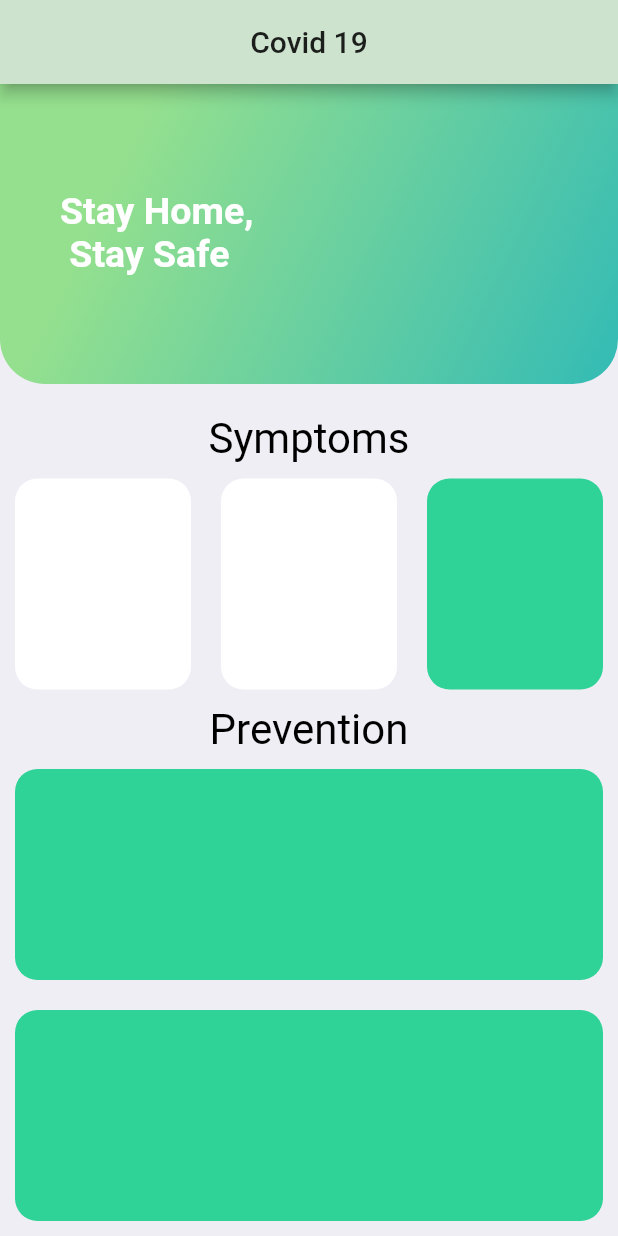
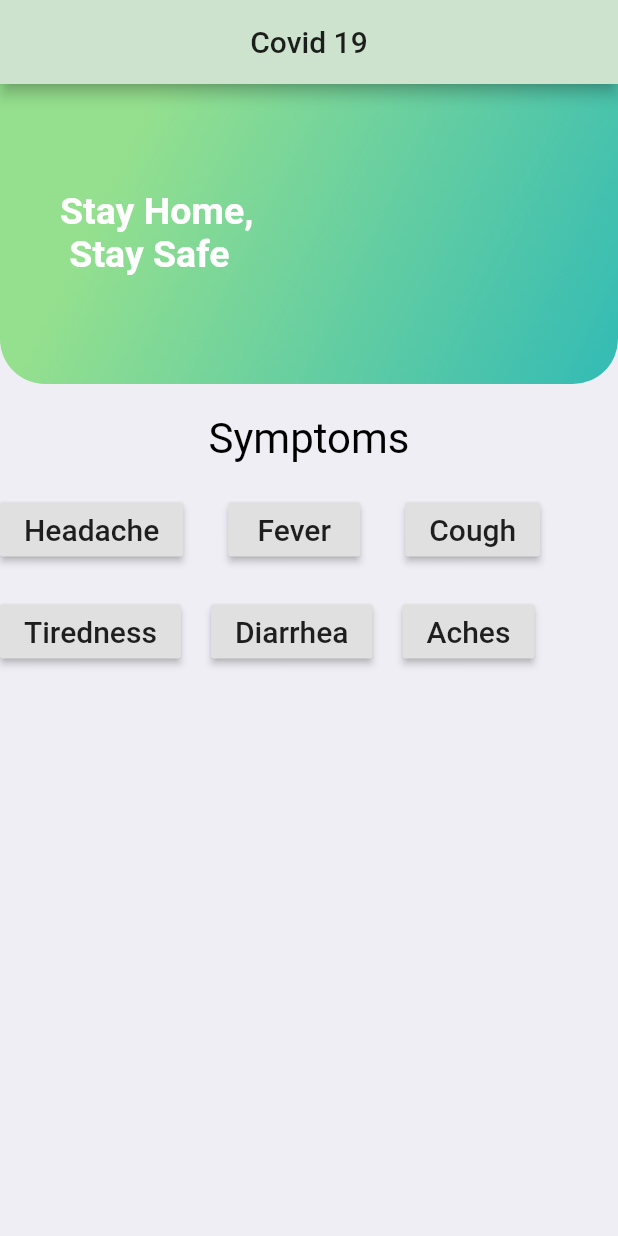
Before and after one commit to FahimMuntashir/Covid19-FlutterUI, a Flutter app: the screen it shows after launch, on a phone screen of 412 x 824 dp. Run offline on Flutter 3.47's test engine with Material 2 defaults, Android fonts, the phone set to English and light mode, and no system bars; Roboto replaces fonts that are missing (Helvetica).

Commit message:
RaisedButton

```diff
--- a/lib/main.dart
+++ b/lib/main.dart
@@ -74,12 +74,13 @@ class _MyHomePageState extends State<MyHomePage> {
                 ),
               ),
             ),
-            Expanded(
-              child: Row(
+            SizedBox(
+              height: 20.0,
+            ),
+            Row(
               children: <Widget>[
-                  Expanded(
-                    child: GestureDetector(
-                      onTap: () {
+                RaisedButton(
+                  onPressed: () {
                     Navigator.push(
                       context,
                       MaterialPageRoute(
@@ -89,52 +90,144 @@ class _MyHomePageState extends State<MyHomePage> {
                       ),
                     );
                   },
-                      child: ReusableCard(
-                        colour: Color(0xFFFFFFFF),
-                        cardChild: Text('hey')
+                  child: Text(
+                    'Headache',
+                    style: TextStyle(fontSize: 20.0),
+                  ),
+                ),
+                SizedBox(
+                  width: 30.0,
+                ),
+                RaisedButton(
+                  onPressed: () {},
+                  child: Text(
+                    'Fever',
+                    style: TextStyle(fontSize: 20.0),
+                  ),
+                ),
+                SizedBox(
+                  width: 30.0,
+                ),
+                RaisedButton(
+                  onPressed: () {},
+                  child: Text(
+                    'Cough',
+                    style: TextStyle(fontSize: 20.0),
+                  ),
+                ),
+              ],
+            ),
+            SizedBox(
+              height: 20.0,
+            ),
+            Row(
+              children: <Widget>[
+                RaisedButton(
+                  onPressed: (){
+
+                  },
+                  child: Text(
+                    'Tiredness',
+                    style: TextStyle(
+                      fontSize: 20.0,
                     ),
                   ),
                 ),
-                  Expanded(
-                    child: ReusableCard(
-                      colour: Color(0xFFFFFFFF),
-                      cardChild: Container(
+                SizedBox(
+                  width: 20.0,
+                ),
+
+                RaisedButton(
+                  onPressed: (){
+
+                  },
                   child: Text(
-                          'hey',
-                          style: TextStyle(color: Colors.black),
+                    'Diarrhea',
+                    style: TextStyle(
+                      fontSize: 20.0,
                     ),
                   ),
                 ),
+                SizedBox(
+                  width: 20.0,
                 ),
-                  Expanded(
-                      child: ReusableCard(
-                    colour: Color(0xFF30D397),
-                    cardChild: Text('hi',style: titileStyleBlack,)
-                  )),
+                RaisedButton(
+                  onPressed: (){
+
+                  },
+
+                  child: Text(
+                    'Aches',
+                    style: TextStyle(
+                      fontSize: 20.0,
+                    ),
+
+                  ),
+
+                ),
               ],
             ),
-            ),
-            Center(
-              child: Text(
-                'Prevention',
-                style: TextStyle(
-                  color: Colors.black,
-                  fontSize: 28.0,
-                ),
-              ),
-            ),
-            Expanded(
-              child: ReusableCard(
-                colour: Color(0xFF30D397),
-                cardChild: null,
-              ),
-            ),
-            Expanded(
-              child: ReusableCard(
-                colour: Color(0xFF30D397),
-                cardChild: Text('hey '),
-              ),
-            ),
+//            Expanded(
+//              child: Row(
+//                children: <Widget>[
+//                  Expanded(
+//                    child: GestureDetector(
+//                      onTap: () {
+//                        Navigator.push(
+//                          context,
+//                          MaterialPageRoute(
+//                            builder: (context) {
+//                              return Headache();
+//                            },
+//                          ),
+//                        );
+//                      },
+//                      child: ReusableCard(
+//                        colour: Color(0xFFFFFFFF),
+//                        cardChild: Text('hey')
+//                      ),
+//                    ),
+//                  ),
+//                  Expanded(
+//                    child: ReusableCard(
+//                      colour: Color(0xFFFFFFFF),
+//                      cardChild: Container(
+//                        child: Text(
+//                          'hey',
+//                          style: TextStyle(color: Colors.black),
+//                        ),
+//                      ),
+//                    ),
+//                  ),
+//                  Expanded(
+//                      child: ReusableCard(
+//                    colour: Color(0xFF30D397),
+//                    cardChild: Text('hi',style: titileStyleBlack,)
+//                  )),
+//                ],
+//              ),
+//            ),
+//            Center(
+//              child: Text(
+//                'Prevention',
+//                style: TextStyle(
+//                  color: Colors.black,
+//                  fontSize: 28.0,
+//                ),
+//              ),
+//            ),
+//            Expanded(
+//              child: ReusableCard(
+//                colour: Color(0xFF30D397),
+//                cardChild: null,
+//              ),
+//            ),
+//            Expanded(
+//              child: ReusableCard(
+//                colour: Color(0xFF30D397),
+//                cardChild: Text('hey '),
+//              ),
+//            ),
           ],
         ),
       ),
@@ -142,19 +235,20 @@ class _MyHomePageState extends State<MyHomePage> {
   }
 }
 
-class ReusableCard extends StatelessWidget {
-  ReusableCard({@required this.cardChild, this.colour});
-  final Widget cardChild;
-  final Color colour;
-
-  @override
-  Widget build(BuildContext context) {
-    return Container(
-      margin: EdgeInsets.all(10.0),
-      decoration: BoxDecoration(
-        color: colour,
-        borderRadius: BorderRadius.circular(15.0),
-      ),
-    );
-  }
-}
+//class ReusableCard extends StatelessWidget {
+//  ReusableCard({@required this.cardChild, this.colour});
+//  final Widget cardChild;
+//  final Color colour;
+//
+//  @override
+//  Widget build(BuildContext context) {
+//    return Container(
+//      margin: EdgeInsets.all(10.0),
+//      decoration: BoxDecoration(
+//        color: colour,
+//        borderRadius: BorderRadius.circular(15.0),
+//      ),
+//    );
+//  }
+//}
+//
```
Lines whose indentation alone changed are shown as unchanged.
